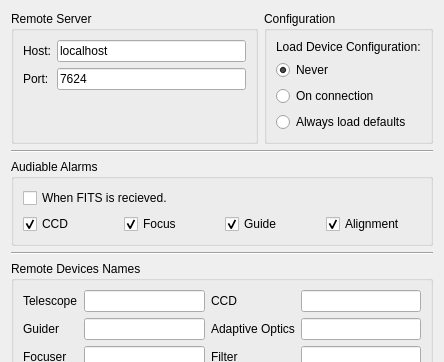
Above: kstars/ekos/opsekos.ui from KDE/kstars before the change; both pictures show x 0 to 444 and y 0 to 362 of the 444 by 579 pixel window. Below: the same form after it.
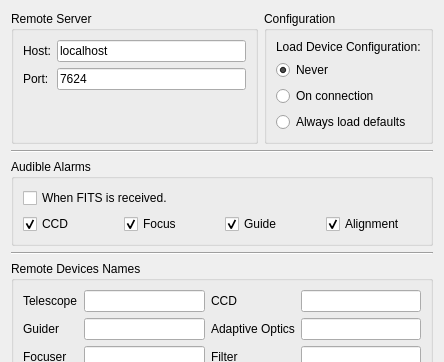
That is the form after the change.

The edit to the form file:
```diff
--- a/kstars/ekos/opsekos.ui
+++ b/kstars/ekos/opsekos.ui
@@ -132,7 +132,7 @@
    <item>
     <widget class="QGroupBox" name="groupBox_5">
      <property name="title">
-      <string>Audiable Alarms</string>
+      <string>Audible Alarms</string>
      </property>
      <layout class="QVBoxLayout" name="verticalLayout_5">
       <item>
@@ -141,7 +141,7 @@
          <string>Play notification alarm whenever a new FITS is recieved.</string>
         </property>
         <property name="text">
-         <string>When FITS is recieved.</string>
+         <string>When FITS is received.</string>
         </property>
        </widget>
       </item>
```
Left out of the diff: 2 changed lines with no effect on the pictures.
